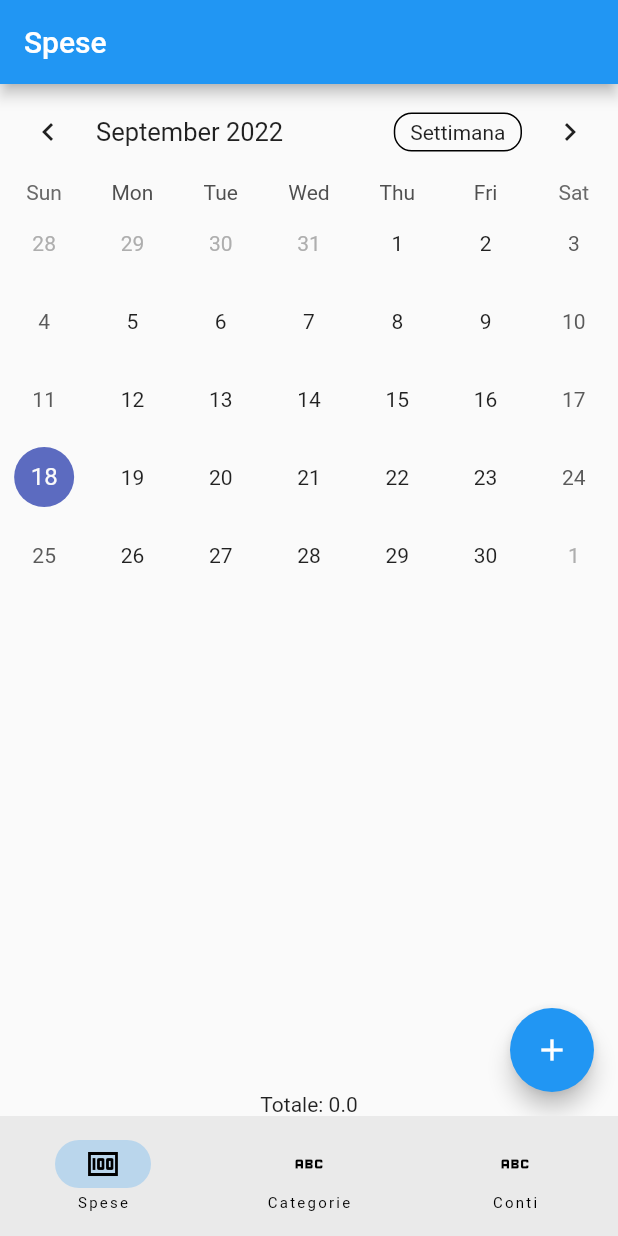
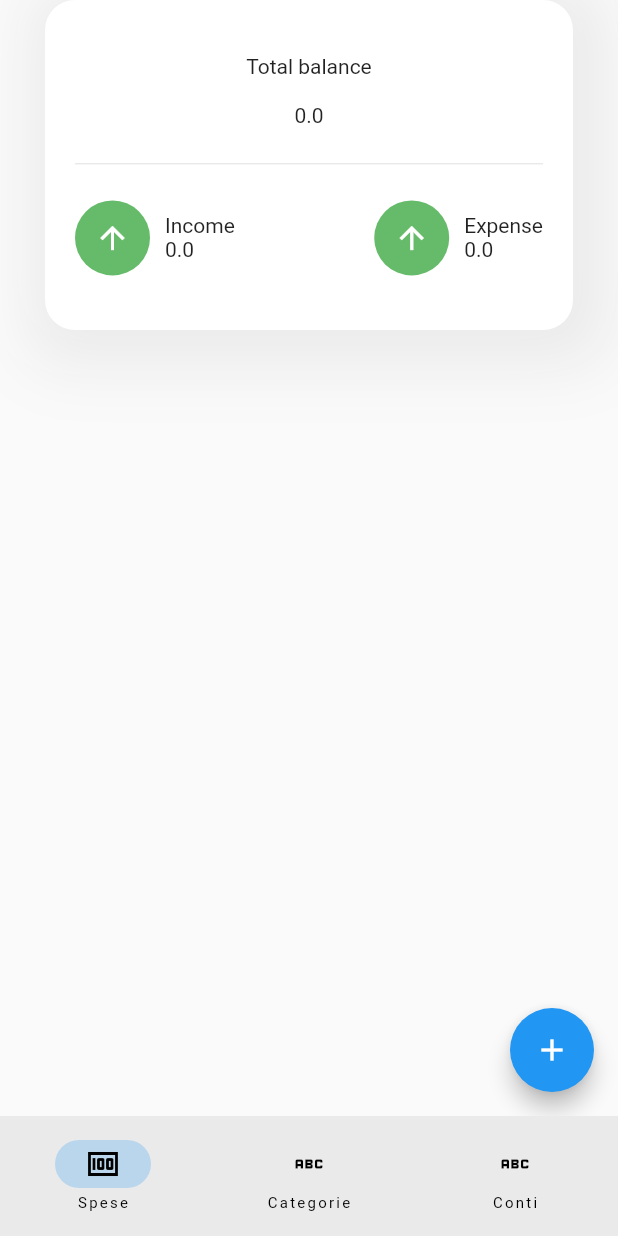
Before and after one commit to ernestodecrecchio/Moneye-Money-Manager, a Flutter app: the screen it shows after launch, on a phone screen of 412 x 824 dp. Run offline on Flutter 3.47's test engine with Material 2 defaults, Android fonts, the phone set to English and light mode, and no system bars; drawn by our look-alikes of table_calendar; our stand-ins replace flutter_colorpicker, sqflite; missing offline and left inert: cv_project; accounts and stored records are empty.

Commit message:
Project prototipe

```diff
--- a/expense_tracker/lib/models/transaction.dart
+++ b/expense_tracker/lib/models/transaction.dart
@@ -1,3 +1,5 @@
+import 'package:flutter/material.dart';
+
 const String tableTransactions = 'transactions';
 
 class TransactionFields {
@@ -69,4 +71,10 @@ class Transaction {
         TransactionFields.categoryId: categoryId,
         TransactionFields.accountId: accountId,
       };
+
+  @override
+  operator ==(other) => other is Transaction && other.id == id;
+
+  @override
+  int get hashCode => hashValues(id, title, value, date, categoryId, accountId);
 }
--- a/expense_tracker/lib/notifiers/transaction_provider.dart
+++ b/expense_tracker/lib/notifiers/transaction_provider.dart
@@ -1,3 +1,5 @@
+import 'dart:collection';
+
 import 'package:expense_tracker/Helper/database_transaction_helper.dart';
 import 'package:expense_tracker/models/account.dart';
 import 'package:expense_tracker/models/category.dart';
@@ -5,23 +7,21 @@ import 'package:expense_tracker/models/transaction.dart';
 import 'package:flutter/material.dart';
 
 class TransactionProvider with ChangeNotifier {
-  List<Transaction> transactionList = [];
+  List<Transaction> _transactions = [];
 
-  Future getAllTransactions() async {
-    transactionList =
-        await DatabaseTransactionHelper.instance.readAllTransactions();
+  UnmodifiableListView<Transaction> get allTransaction =>
+      UnmodifiableListView(_transactions);
 
-    notifyListeners();
+  UnmodifiableListView<Transaction> transactionsBetweenDates(
+          DateTime startDate, DateTime endDate) =>
+      UnmodifiableListView(_transactions.where((element) =>
+          element.date.isAfter(startDate) && element.date.isBefore(endDate)));
+
+  TransactionProvider() {
+    getAllTransactions();
   }
 
-  Future getTransactionsForDate(DateTime date) async {
-    transactionList = await DatabaseTransactionHelper.instance
-        .getTransactionsForDate(date: date);
-
-    notifyListeners();
-  }
-
-  Future addNewTransaction({
+  addNewTransaction({
     required String title,
     required double value,
     required DateTime date,
@@ -35,7 +35,7 @@ class TransactionProvider with ChangeNotifier {
         categoryId: category?.id,
         accountId: account?.id);
 
-    transactionList.add(await DatabaseTransactionHelper.instance
+    _transactions.add(await DatabaseTransactionHelper.instance
         .insertTransaction(transaction: newTransaction));
 
     notifyListeners();
@@ -46,7 +46,7 @@ class TransactionProvider with ChangeNotifier {
         .deleteTransaction(transaction: transaction);
 
     if (removedTransactionCount > 0) {
-      transactionList.removeWhere((element) => element.id == transaction.id);
+      _transactions.remove(transaction);
 
       notifyListeners();
 
@@ -55,4 +55,11 @@ class TransactionProvider with ChangeNotifier {
 
     return false;
   }
+
+  getAllTransactions() async {
+    _transactions =
+        await DatabaseTransactionHelper.instance.getAllTransactions();
+
+    notifyListeners();
+  }
 }
--- a/expense_tracker/lib/pages/expenses_list_page.dart
+++ b/expense_tracker/lib/pages/expenses_list_page.dart
@@ -1,11 +1,8 @@
-import 'package:expense_tracker/notifiers/account_provider.dart';
-import 'package:expense_tracker/notifiers/category_provider.dart';
 import 'package:expense_tracker/notifiers/transaction_provider.dart';
 import 'package:expense_tracker/pages/new_transaction_page.dart';
 import 'package:expense_tracker/pages/transaction_list_cell.dart';
 import 'package:flutter/material.dart';
 import 'package:provider/provider.dart';
-import 'package:table_calendar/table_calendar.dart';
 
 class ExpenseListPage extends StatefulWidget {
   const ExpenseListPage({Key? key}) : super(key: key);
@@ -15,98 +12,150 @@ class ExpenseListPage extends StatefulWidget {
 }
 
 class _ExpenseListPageState extends State<ExpenseListPage> {
-  DateTime _selectedDay = DateTime.now();
-  DateTime _focusedDay = DateTime.now();
-  CalendarFormat _calendarFormat = CalendarFormat.month;
-
-  @override
-  void initState() {
-    super.initState();
-
-    Provider.of<TransactionProvider>(context, listen: false)
-        .getAllTransactions();
-  }
-
   @override
   Widget build(BuildContext context) {
     return Scaffold(
-      appBar: AppBar(
-        title: const Text('Spese'),
+      body: SafeArea(
+        child: Column(
+          children: [
+            _buildHeader(),
+            const SizedBox(
+              height: 20,
             ),
-      body: Column(
-        children: [
-          _buildCalendar(),
             _buildTransactionList(),
           ],
+        ),
       ),
       floatingActionButton: FloatingActionButton(
         child: const Icon(Icons.add),
         onPressed: () {
           Navigator.pushNamed(context, NewTransactionPage.routeName,
-              arguments: _selectedDay);
+              arguments: DateTime.now());
         },
       ),
     );
   }
 
-  _buildCalendar() {
-    return TableCalendar(
-      firstDay: DateTime.utc(1999, 1, 1),
-      lastDay: DateTime.utc(2030, 1, 1),
-      focusedDay: _focusedDay,
-      selectedDayPredicate: (day) {
-        return isSameDay(_selectedDay, day);
-      },
-      onDaySelected: (selectedDay, focusedDay) {
-        Provider.of<TransactionProvider>(context, listen: false)
-            .getTransactionsForDate(selectedDay);
-        setState(() {
-          _selectedDay = selectedDay;
-          _focusedDay = focusedDay; // update `_focusedDay` here as well
-        });
-      },
-      onPageChanged: (focusedDay) {
-        _focusedDay = focusedDay;
-      },
-      calendarFormat: _calendarFormat,
-      formatAnimationCurve: Curves.easeInOut,
-      formatAnimationDuration: const Duration(milliseconds: 500),
-      onFormatChanged: (format) {
-        setState(() {
-          _calendarFormat = format;
-        });
-      },
-      availableCalendarFormats: const {
-        CalendarFormat.month: 'Mese',
-        CalendarFormat.week: 'Settimana'
-      },
+  _buildHeader() {
+    return Container(
+      height: 220,
+      margin: const EdgeInsets.symmetric(horizontal: 30),
+      padding: const EdgeInsets.all(20),
+      decoration: BoxDecoration(
+        color: Colors.white,
+        borderRadius: BorderRadius.circular(20),
+        boxShadow: const [
+          BoxShadow(
+              offset: Offset(-6, -6),
+              blurRadius: 36,
+              spreadRadius: 18,
+              color: Color.fromRGBO(255, 255, 255, 0.5)),
+          BoxShadow(
+              offset: Offset(6, 6),
+              blurRadius: 36,
+              spreadRadius: 18,
+              color: Color.fromRGBO(217, 217, 217, 0.5))
+        ],
+      ),
+      child: Consumer<TransactionProvider>(
+        builder: ((context, transactionProvider, child) {
+          final double totalBalance = transactionProvider.allTransaction.fold(0,
+              (double previousValue, element) => previousValue + element.value);
+
+          DateTime firstDayCurrentMonth =
+              DateTime.utc(DateTime.now().year, DateTime.now().month, 1);
+
+          DateTime lastDayCurrentMonth = DateTime.utc(
+            DateTime.now().year,
+            DateTime.now().month + 1,
+          ).subtract(const Duration(days: 1));
+
+          final currentMonthList = transactionProvider.transactionsBetweenDates(
+              firstDayCurrentMonth, lastDayCurrentMonth);
+
+          double currentMonthExpenses = 0;
+          double currentMonthIncome = 0;
+
+          for (var element in currentMonthList) {
+            if (element.value >= 0) {
+              currentMonthIncome += element.value;
+            } else {
+              currentMonthExpenses += element.value;
+            }
+          }
+
+          return Column(
+            mainAxisAlignment: MainAxisAlignment.spaceEvenly,
+            children: [
+              const Text('Total balance'),
+              Text(totalBalance.toString()),
+              const Divider(),
+              Row(
+                children: [
+                  _buildHeaderCounter(
+                      title: 'Income', value: currentMonthIncome),
+                  const Spacer(),
+                  _buildHeaderCounter(
+                      title: 'Expense', value: currentMonthExpenses),
+                ],
+              )
+            ],
+          );
+        }),
+      ),
+    );
+  }
+
+  _buildHeaderCounter({required String title, required double value}) {
+    return Row(
+      children: [
+        Container(
+          height: 50,
+          width: 50,
+          decoration: BoxDecoration(
+            shape: BoxShape.circle,
+            color: value >= 0 ? Colors.green.shade400 : Colors.red.shade400,
+          ),
+          child: Icon(
+            value >= 0 ? Icons.arrow_upward_outlined : Icons.arrow_downward,
+            color: Colors.white,
+          ),
+        ),
+        const SizedBox(
+          width: 10,
+        ),
+        Column(
+          crossAxisAlignment: CrossAxisAlignment.start,
+          children: [
+            Text(title),
+            Text(
+              value.toString(),
+            ),
+          ],
+        )
+      ],
     );
   }
 
   _buildTransactionList() {
-    return Consumer<TransactionProvider>(
-      builder: (context, transactionProvider, child) {
-        final transactionsList = transactionProvider.transactionList;
+    return Expanded(
+      child: Consumer<TransactionProvider>(
+        builder: ((context, transactionProvider, child) {
+          final transactions = transactionProvider.allTransaction;
 
-        final total = transactionsList.fold<double>(
-            0, (previousValue, element) => previousValue + element.value);
-
-        return Expanded(
-          child: Column(
-            children: [
-              Expanded(
-                child: ListView.separated(
-                  itemCount: transactionsList.length,
+          return ListView.separated(
+            itemCount: transactions.length,
             itemBuilder: (context, index) {
               return Dismissible(
-                      key: Key(transactionsList[index].id.toString()),
+                key: Key(transactions[index].id.toString()),
                 confirmDismiss: (_) {
-                        return transactionProvider
-                            .deleteTransaction(transactionsList[index]);
+                  return Provider.of<TransactionProvider>(context,
+                          listen: false)
+                      .deleteTransaction(transactions[index]);
                 },
                 background: Container(color: Colors.red),
                 child: TransactionListCell(
-                        transaction: transactionsList[index],
+                  transaction: transactions[index],
                 ),
               );
             },
@@ -114,13 +163,9 @@ class _ExpenseListPageState extends State<ExpenseListPage> {
                   height: 13,
                   color: Colors.transparent,
                 )),
+          );
+        }),
       ),
-              ),
-              Text('Totale: $total'),
-            ],
-          ),
-        );
-      },
     );
   }
 }
--- a/expense_tracker/pubspec.yaml
+++ b/expense_tracker/pubspec.yaml
@@ -35,6 +35,7 @@ dependencies:
   intl: ^0.17.0
   path: ^1.6.4
   flutter_colorpicker: ^1.0.3
+  font_awesome_flutter: ^10.1.0
 
   # The following adds the Cupertino Icons font to your application.
   # Use with the CupertinoIcons class for iOS style icons.
```
Also changed, not shown: expense_tracker/lib/Common/Icon Picker/IconGridTileWidget.dart (added, +35 -0 lines), expense_tracker/lib/Common/Icon Picker/IconPickerModalView.dart (added, +64 -0 lines), expense_tracker/lib/Helper/database_transaction_helper.dart (+28 -5 lines), expense_tracker/lib/pages/new_transaction_page.dart (+44 -3 lines). Lines whose indentation alone changed are shown as unchanged.
